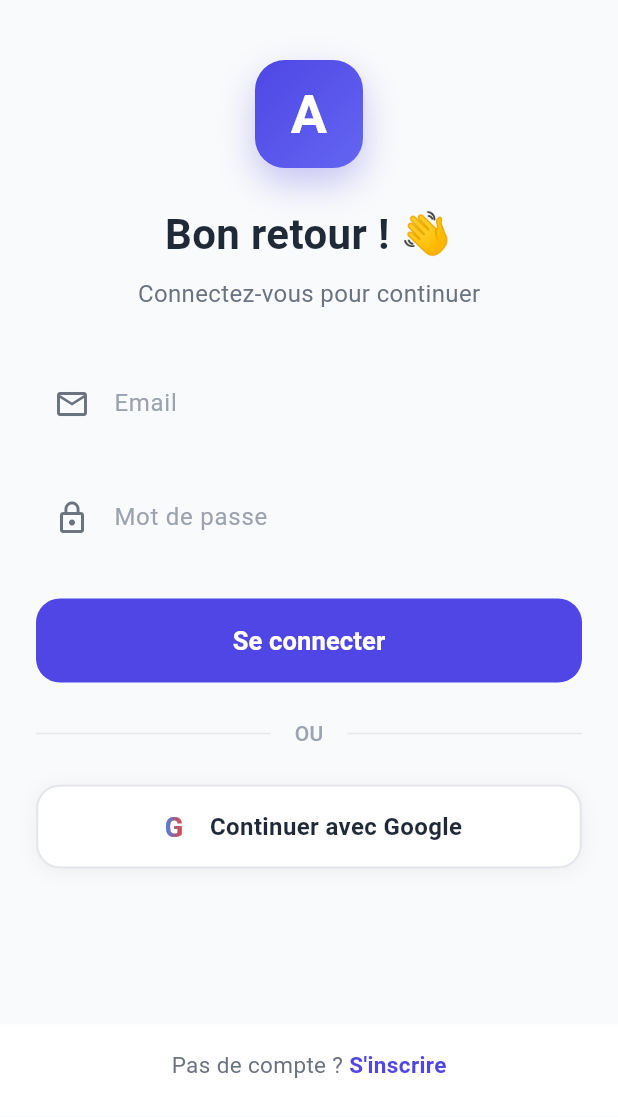
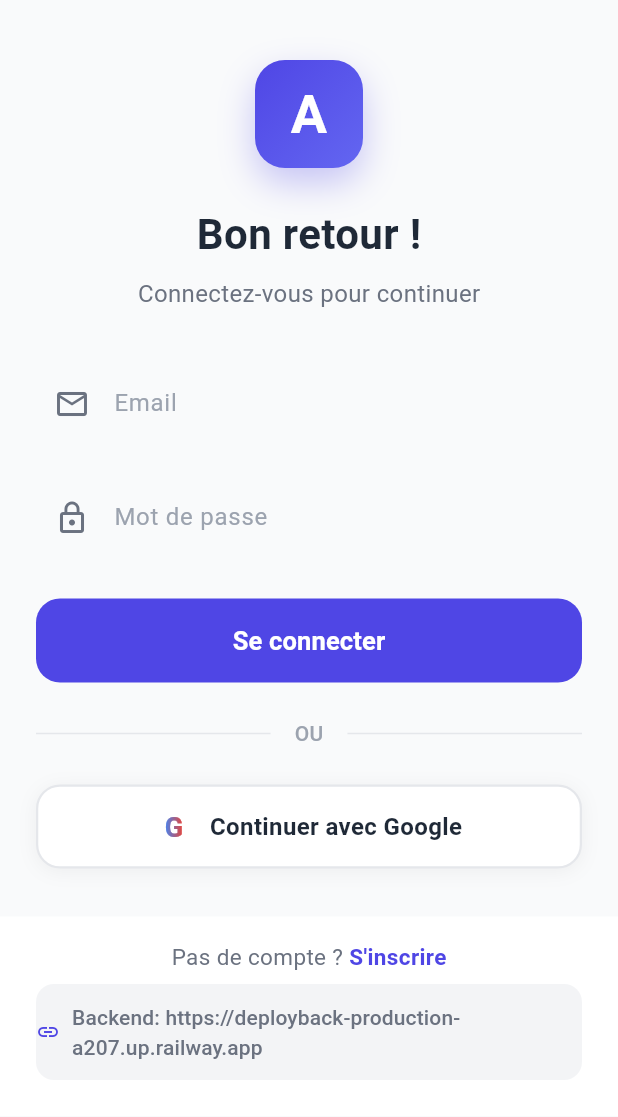
Before and after one commit to IyadDJIBRILMORIBA/Deploy_back, a Flutter app: the screen it shows after launch, on a phone screen of 412 x 824 dp. Shown: the top 1117 px of the screen. Run offline on Flutter 3.47's test engine with Material 3 defaults, Android fonts, the phone set to English and light mode, and no system bars; our stand-ins replace flutter_secure_storage, google_sign_in, shared_preferences.

```diff
--- a/flutter_application/lib/backend_routes.dart
+++ b/flutter_application/lib/backend_routes.dart
@@ -3,7 +3,7 @@ import 'package:flutter/foundation.dart';
 
 class BackendRoutes {
   static String get baseUrl {
-    const url = "http://192.168.100.6:8000";
+    const String url = 'https://deployback-production-a207.up.railway.app';
     debugPrint("[BackendRoutes] Using base URL: $url");
     return url;
   }
--- a/flutter_application/lib/dashboard_page.dart
+++ b/flutter_application/lib/dashboard_page.dart
@@ -347,7 +347,7 @@ class _DashboardPageState extends State<DashboardPage> {
                       crossAxisAlignment: CrossAxisAlignment.start,
                       children: [
                         Text(
-                          'Bienvenue, ${widget.userName.split(' ')[0]} 👋',
+                          'Bienvenue, ${widget.userName.split(' ')[0]}',
                           style: TextStyle(
                             fontSize: 24,
                             fontWeight: FontWeight.bold,
--- a/flutter_application/lib/login_page.dart
+++ b/flutter_application/lib/login_page.dart
@@ -2,6 +2,7 @@ import 'package:flutter/material.dart';
 import 'package:google_sign_in/google_sign_in.dart';
 import 'package:http/http.dart' as http;
 import 'dart:convert';
+import 'package:url_launcher/url_launcher.dart';
 
 import 'backend_routes.dart';
 import 'dashboard_page.dart';
@@ -261,7 +262,7 @@ class _LoginPageState extends State<LoginPage> {
                           ),
                           const SizedBox(height: 24),
                           Text(
-                            "Bon retour ! 👋",
+                            "Bon retour !",
                             style: TextStyle(
                               fontSize: 28,
                               fontWeight: FontWeight.bold,
@@ -513,7 +514,10 @@ class _LoginPageState extends State<LoginPage> {
               child: Container(
                 color: isDark ? const Color(0xFF0F172A) : Colors.white,
                 padding: const EdgeInsets.fromLTRB(24, 16, 24, 24),
-                child: Row(
+                child: Column(
+                  mainAxisSize: MainAxisSize.min,
+                  children: [
+                    Row(
                       mainAxisAlignment: MainAxisAlignment.center,
                       children: [
                         Text(
@@ -539,6 +543,36 @@ class _LoginPageState extends State<LoginPage> {
                         ),
                       ],
                     ),
+                    const SizedBox(height: 8),
+                    TextButton.icon(
+                      onPressed: () async {
+                        final url = "https://deployback-production-a207.up.railway.app";
+                        if (await canLaunch(url)) {
+                          await launch(url);
+                        } else {
+                          ScaffoldMessenger.of(context).showSnackBar(
+                            const SnackBar(content: Text("Impossible d'ouvrir le lien")),
+                          );
+                        }
+                      },
+                      icon: const Icon(Icons.link, size: 16),
+                      label: const Text(
+                        'Backend: https://deployback-production-a207.up.railway.app',
+                        style: TextStyle(
+                          fontSize: 14,
+                          color: Color(0xFF6B7280),
+                        ),
+                      ),
+                      style: TextButton.styleFrom(
+                        padding: const EdgeInsets.symmetric(vertical: 12),
+                        backgroundColor: isDark ? const Color(0xFF1E293B) : const Color(0xFFF3F4F6),
+                        shape: RoundedRectangleBorder(
+                          borderRadius: BorderRadius.circular(12),
+                        ),
+                      ),
+                    ),
+                  ],
+                ),
               ),
             ),
           ],
--- a/flutter_application/lib/services/backend_routes.dart
+++ b/flutter_application/lib/services/backend_routes.dart
@@ -3,7 +3,7 @@ import 'package:flutter/foundation.dart';
 
 class BackendRoutes {
   static String get baseUrl {
-    const url = "http://192.168.100.6:8000";
+    const url = "https://deployback-production-a207.up.railway.app";
     debugPrint("[BackendRoutes] Using base URL: $url");
     return url;
   }
```
Also changed, not shown: 2 other files. Lines whose indentation alone changed are shown as unchanged.
